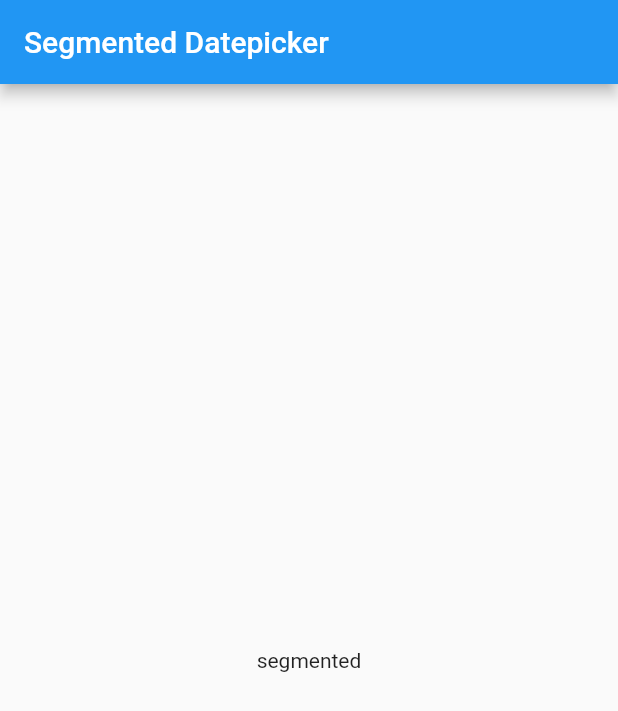
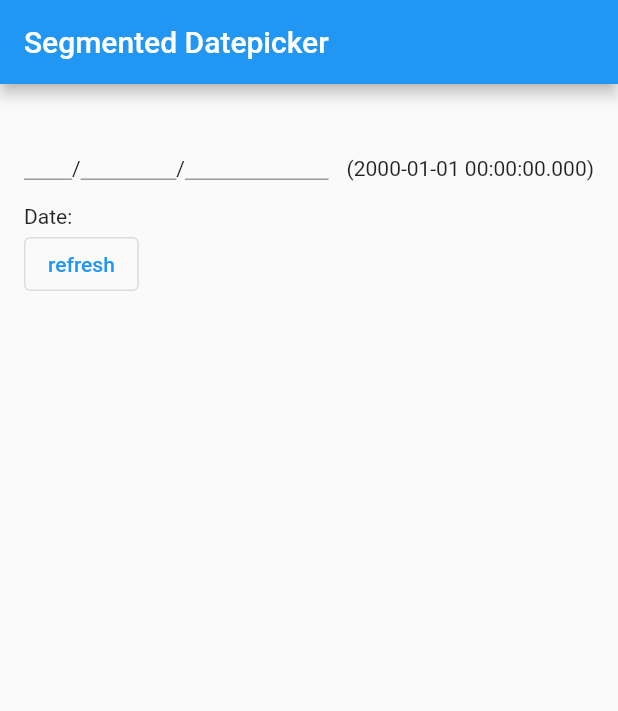
Before and after one commit to 0x15F9/segmented_datepicker, a Flutter app: the screen it shows after launch, on a phone screen of 412 x 824 dp. Shown: the top 711 px of the screen. Run offline on Flutter 3.47's test engine with Material 2 defaults, Android fonts, the phone set to English and light mode, and no system bars.

Commit message:
basic layout and functionality

```diff
--- a/example/lib/main.dart
+++ b/example/lib/main.dart
@@ -47,22 +47,26 @@ class MyHomePage extends StatefulWidget {
 }
 
 class _MyHomePageState extends State<MyHomePage> {
+  final _controller = TextEditingController();
+
   @override
   Widget build(BuildContext context) {
-    // This method is rerun every time setState is called, for instance as done
-    // by the _incrementCounter method above.
-    //
-    // The Flutter framework has been optimized to make rerunning build methods
-    // fast, so that you can just rebuild anything that needs updating rather
-    // than having to individually change instances of widgets.
     return Scaffold(
-      appBar: AppBar(
-        // Here we take the value from the MyHomePage object that was created by
-        // the App.build method, and use it to set our appbar title.
-        title: const Text("Segmented Datepicker"),
-      ),
-      body: const Center(
-        child: SegmentedDatepicker(),
+      appBar: AppBar(title: const Text("Segmented Datepicker")),
+      body: Padding(
+        padding: const EdgeInsets.all(16),
+        child: Column(
+          crossAxisAlignment: CrossAxisAlignment.start,
+          children: [
+            SegmentedDatepicker(controller: _controller),
+            const SizedBox(height: 16),
+            Text('Date: ${_controller.text}'),
+            OutlinedButton(
+              onPressed: () => setState(() {}),
+              child: const Text('refresh'),
+            )
+          ],
+        ),
       ),
     );
   }
--- a/lib/segmented_datepicker.dart
+++ b/lib/segmented_datepicker.dart
@@ -1,12 +1,115 @@
 library segmented_datepicker;
 
 import 'package:flutter/material.dart';
+import 'package:segmented_datepicker/utils/extensions.dart';
 
-class SegmentedDatepicker extends StatelessWidget {
-  const SegmentedDatepicker({super.key});
+class SegmentedDatepicker extends StatefulWidget {
+  late final TextEditingController controller;
+  late final bool showOutput;
+
+  SegmentedDatepicker({
+    super.key,
+    TextEditingController? controller,
+    this.showOutput = true,
+  }) {
+    this.controller = controller ?? TextEditingController();
+  }
+
+  @override
+  State<SegmentedDatepicker> createState() => _SegmentedDatepickerState();
+}
+
+class _SegmentedDatepickerState extends State<SegmentedDatepicker> {
+  DateTime date = DateTime(2000);
+
+  final _dayController = TextEditingController();
+  final _monthController = TextEditingController();
+  final _yearController = TextEditingController();
+
+  final _dayFocusNode = FocusNode();
+  final _monthFocusNode = FocusNode();
+  final _yearFocusNode = FocusNode();
+
+  final separator = '/';
+
+  void setDate(String day) {
+    date = date.copyWith(day: int.tryParse(day) ?? 0);
+    widget.controller.text = date.toString();
+
+    if (day.length == 2) {
+      _dayFocusNode.unfocus();
+      _monthFocusNode.requestFocus();
+    }
+  }
+
+  void setMonth(String month) {
+    date = date.copyWith(month: int.tryParse(month) ?? 0);
+    widget.controller.text = date.toString();
+
+    if (month.length == 2) {
+      _monthFocusNode.unfocus();
+      _yearFocusNode.requestFocus();
+    }
+  }
+
+  void setYear(String year) {
+    if (year.length > 4) {
+      _yearController.text = year.substring(0, 5);
+      return;
+    }
+
+    date = date.copyWith(year: int.tryParse(year) ?? 0);
+    widget.controller.text = date.toString();
+  }
+
+  /// utilities
+
+  /// allows a maximum of [count] characters
+  String limitCharacter(String text, {int count = 2}) {
+    if (text.length < count) return text;
+    return text.substring(0, count + 1);
+  }
 
   @override
   Widget build(BuildContext context) {
-    return const Text('segmented');
+    return Row(
+      crossAxisAlignment: CrossAxisAlignment.end,
+      children: [
+        Expanded(
+          flex: 1,
+          child: TextFormField(
+            controller: _dayController,
+            focusNode: _dayFocusNode,
+            keyboardType: TextInputType.datetime,
+            onChanged: setDate,
+            textInputAction: TextInputAction.next,
+          ),
+        ),
+        Text(separator),
+        Expanded(
+          flex: 2,
+          child: TextFormField(
+            controller: _monthController,
+            focusNode: _monthFocusNode,
+            keyboardType: TextInputType.datetime,
+            onChanged: setMonth,
+            textInputAction: TextInputAction.next,
+          ),
+        ),
+        Text(separator),
+        Expanded(
+          flex: 3,
+          child: TextFormField(
+            controller: _yearController,
+            focusNode: _yearFocusNode,
+            keyboardType: TextInputType.datetime,
+            onChanged: setYear,
+            textInputAction: TextInputAction.done,
+          ),
+        ),
+        const SizedBox(width: 12),
+        if (widget.showOutput) Text("($date)")
+      ],
+    );
   }
 }
```
Also changed, not shown: lib/utils/extensions.dart (added, +24 -0 lines), 1 other file.
